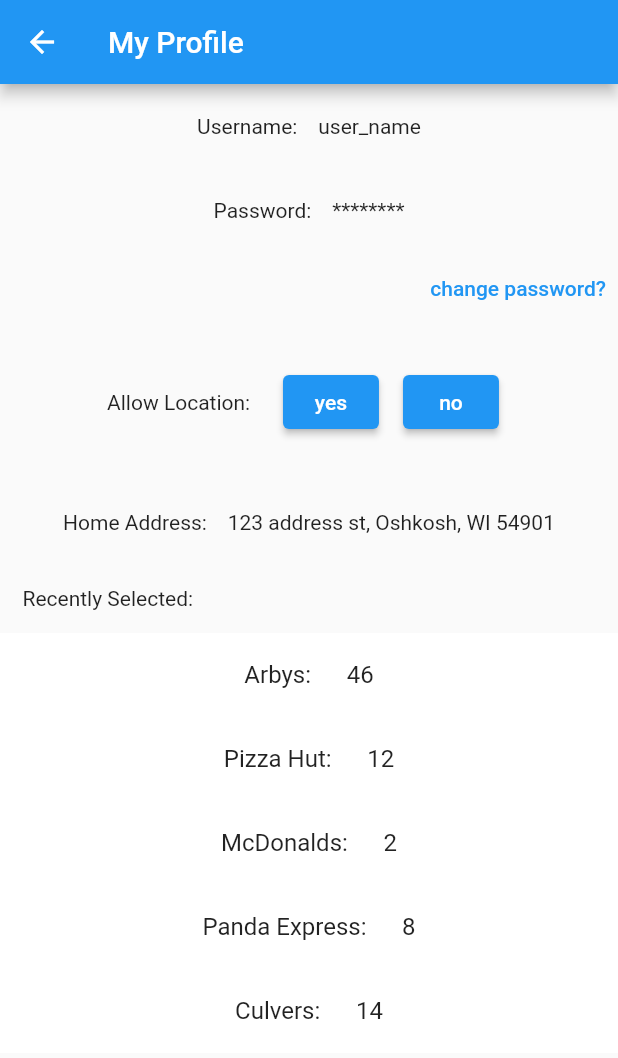
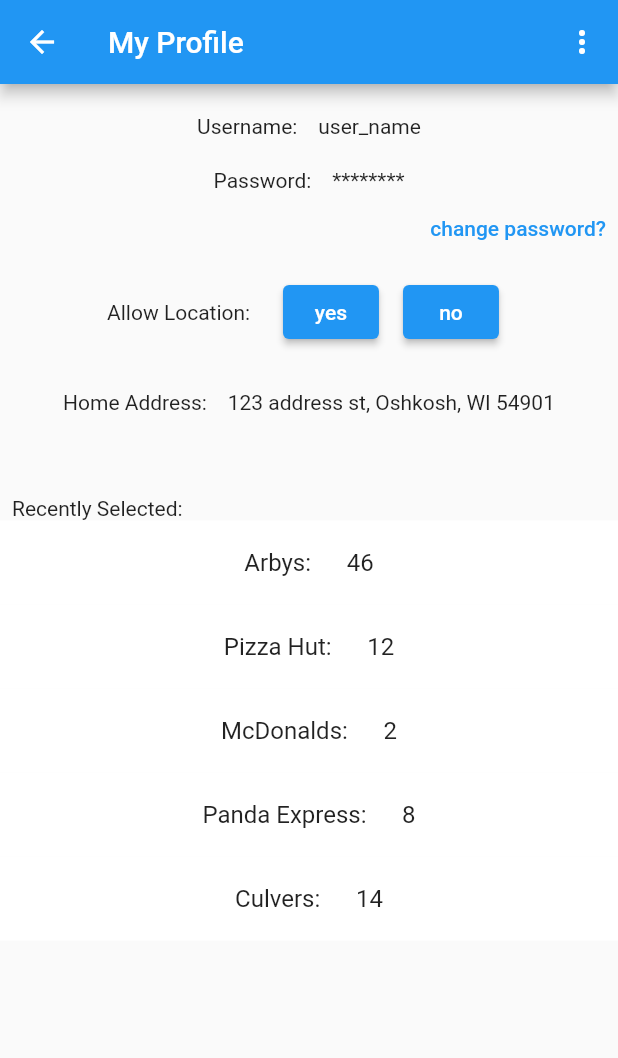
Before and after one commit to MaxwellGrimm/whats_for_lunch, a Flutter app: the MyProfileWidget screen opened directly, on a phone screen of 412 x 824 dp. Shown: the top 1058 px of the screen. Run offline on Flutter 3.47's test engine with Material 2 defaults, Android fonts, the light colour scheme and no system bars; our stand-ins replace flutter_fortune_wheel.

Commit message:
added drop down bar
my_profile_widget.dart is the My Profile page. So main is now calling MyProfileWidget. Drop down bar is been added for My Memories and Log out. Also changed some spacing for better a gui

```diff
--- a/lib/my_profile_widget.dart
+++ b/lib/my_profile_widget.dart
@@ -2,7 +2,10 @@
 import 'package:provider/provider.dart';
 import 'package:whats_for_lunch/numrestaruants_model.dart';
 import 'MainModel.dart';
+import 'Memories.dart';
 import 'change_password_widget.dart';
+
+enum MenuItem { myMemories, logOut }
 
 class MyProfileWidget extends StatefulWidget {
   MyProfileWidget({super.key});
@@ -21,18 +24,41 @@
     NumRestaruant(name: 'Culvers', numPicked: 14),
   ];
 
+  //this figures out which navigation they are going to
   @override
   Widget build(BuildContext context) {
+    MainModel mainModel = Provider.of<MainModel>(context);
     return Scaffold(
       appBar: AppBar(
         title: const Text('My Profile'),
+        actions: [
+          PopupMenuButton<MenuItem>(
+              onSelected: (value) {
+                if (value == MenuItem.myMemories) {
+                  Navigator.push(
+                    context,
+                    MaterialPageRoute(builder: (context) => const Memories()),
+                  );
+                } else if (value == MenuItem.logOut) {
+                  //needs to log out here
+                }
+              },
+              itemBuilder: (context) => [
+                    const PopupMenuItem(
+                      value: MenuItem.myMemories,
+                      child: Text('My Memories'),
+                    ),
+                    const PopupMenuItem(
+                        value: MenuItem.logOut, child: Text('Log out')),
+                  ]),
+        ],
       ),
       body: Column(
         mainAxisAlignment: MainAxisAlignment.spaceBetween,
         crossAxisAlignment: CrossAxisAlignment.stretch,
         children: [
           Padding(
-            padding: const EdgeInsets.all(20.0),
+            padding: const EdgeInsets.only(top: 20.0),
             child: Row(
               mainAxisAlignment: MainAxisAlignment.center,
               children: const [
@@ -43,7 +69,7 @@
             ),
           ),
           Padding(
-            padding: const EdgeInsets.all(20.0),
+            padding: const EdgeInsets.only(top: 20.0),
             child: Row(
               mainAxisAlignment: MainAxisAlignment.center,
               children: const [
@@ -71,10 +97,7 @@
                   )),
             ],
           ),
-          //),
-          Padding(
-            padding: const EdgeInsets.all(20.0),
-            child: Row(
+          Row(
             mainAxisAlignment: MainAxisAlignment.center,
             children: [
               const Text('Allow Location:    '),
@@ -92,9 +115,8 @@
               )
             ],
           ),
-          ),
           Padding(
-            padding: const EdgeInsets.all(20.0),
+            padding: const EdgeInsets.only(top: 20.0),
             child: Row(
               mainAxisAlignment: MainAxisAlignment.center,
               children: const [
@@ -105,7 +127,7 @@
             ),
           ),
           const Padding(
-            padding: EdgeInsets.all(15.0),
+            padding: EdgeInsets.only(left: 8.0, top: 55.0),
             child: Text('Recently Selected:'),
           ),
           Expanded(
@@ -126,7 +148,7 @@
                           Text(restaruant[index].numPicked!.toString())
                         ],
                       ), //this will need to call the getRestauant({required int at})
-                      //subtitle: Text(restaruant[index].numPicked!.toString()),
+
                       tileColor: const Color.fromARGB(255, 255, 255, 255));
                 }),
               ))
```
Also changed, not shown: lib/main.dart (+5 -5 lines). Lines whose indentation alone changed are shown as unchanged.
